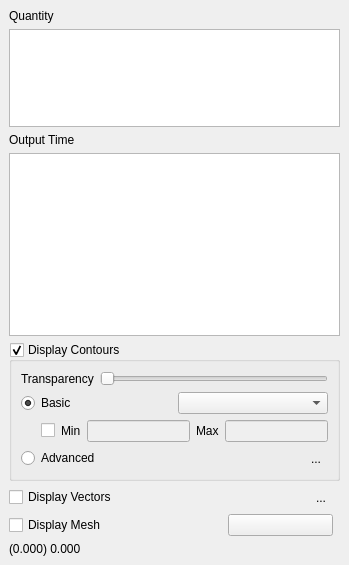
The window that plugin/crayfish_viewer_dock_widget.ui (lutraconsulting/qgis-crayfish-plugin) describes before a commit, drawn with Qt 5.
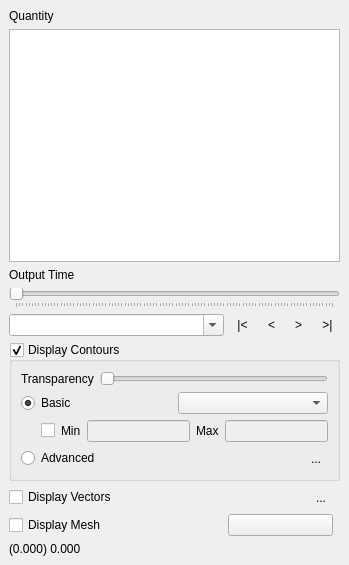
The same window after the commit. Custom widgets are drawn as their Qt base class.

Commit message: Better output time control

Patch:
```diff
--- a/plugin/crayfish_viewer_dock_widget.ui
+++ b/plugin/crayfish_viewer_dock_widget.ui
@@ -30,12 +30,6 @@
         <height>55</height>
        </size>
       </property>
-      <property name="maximumSize">
-       <size>
-        <width>16777215</width>
-        <height>107</height>
-       </size>
-      </property>
      </widget>
     </item>
     <item>
@@ -46,14 +40,68 @@
      </widget>
     </item>
     <item>
-     <widget class="QListWidget" name="listWidget_2">
-      <property name="minimumSize">
-       <size>
-        <width>0</width>
-        <height>55</height>
-       </size>
-      </property>
-     </widget>
+     <layout class="QGridLayout" name="gridLayout_2">
+      <item row="0" column="0" colspan="5">
+       <widget class="QSlider" name="sliderTime">
+        <property name="orientation">
+         <enum>Qt::Horizontal</enum>
+        </property>
+        <property name="tickPosition">
+         <enum>QSlider::TicksBelow</enum>
+        </property>
+        <property name="tickInterval">
+         <number>1</number>
+        </property>
+       </widget>
+      </item>
+      <item row="1" column="0">
+       <widget class="QComboBox" name="cboTime">
+        <property name="editable">
+         <bool>true</bool>
+        </property>
+       </widget>
+      </item>
+      <item row="1" column="1">
+       <widget class="QToolButton" name="btnFirst">
+        <property name="text">
+         <string>|&lt;</string>
+        </property>
+        <property name="autoRaise">
+         <bool>true</bool>
+        </property>
+       </widget>
+      </item>
+      <item row="1" column="2">
+       <widget class="QToolButton" name="btnPrev">
+        <property name="text">
+         <string>&lt;</string>
+        </property>
+        <property name="autoRaise">
+         <bool>true</bool>
+        </property>
+       </widget>
+      </item>
+      <item row="1" column="3">
+       <widget class="QToolButton" name="btnNext">
+        <property name="text">
+         <string>&gt;</string>
+        </property>
+        <property name="autoRaise">
+         <bool>true</bool>
+        </property>
+       </widget>
+      </item>
+      <item row="1" column="4">
+       <widget class="QToolButton" name="btnLast">
+        <property name="text">
+         <string>&gt;|</string>
+        </property>
+        <property name="autoRaise">
+         <bool>true</bool>
+        </property>
+       </widget>
+      </item>
+     </layout>
     </item>
     <item>
      <widget class="QgsCollapsibleGroupBox" name="contoursGroupBox">
```
Left out of the diff: 8 changed lines with no effect on the pictures. The commit also changes 3 other files.
